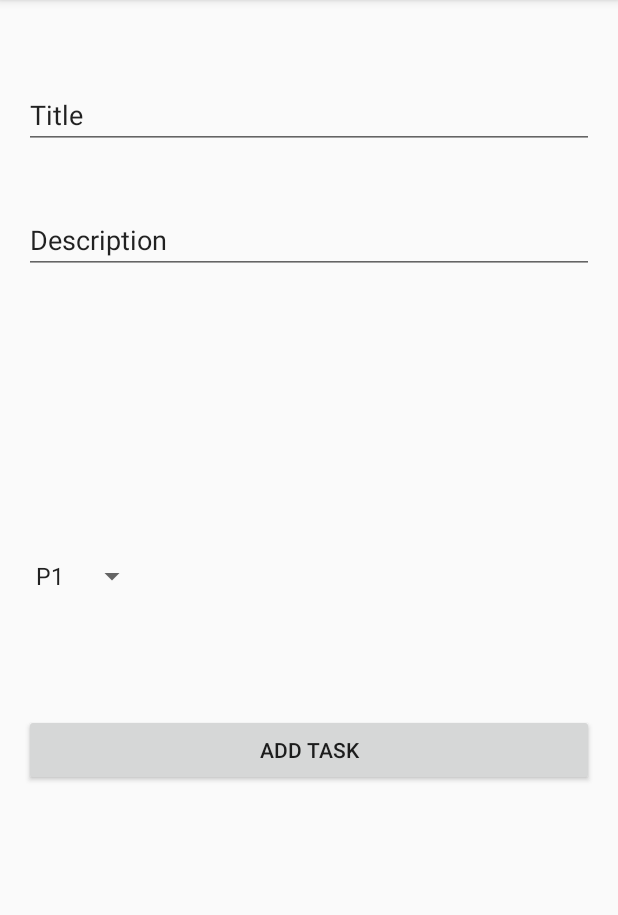
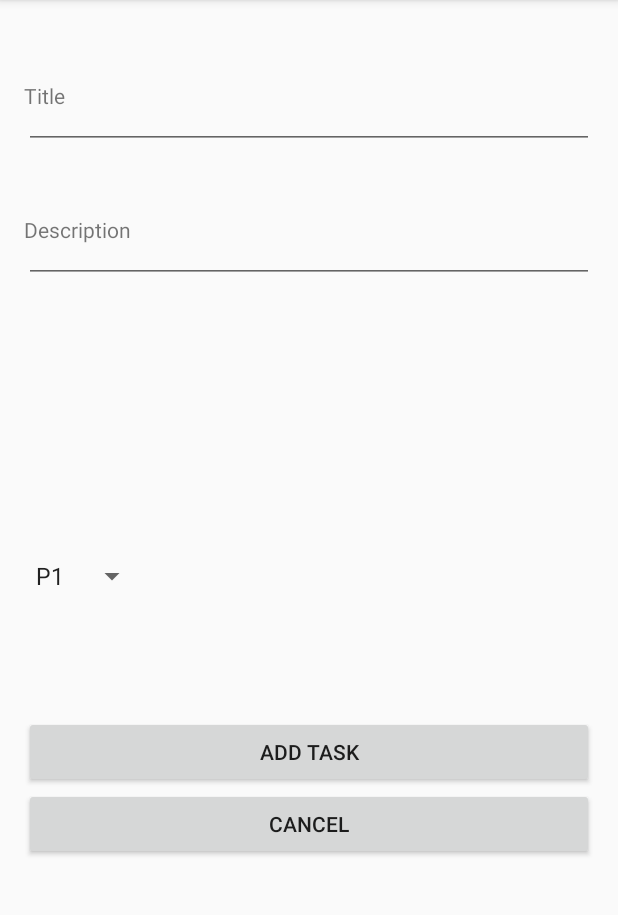
Before and after one commit to antonybritto/Todo-APP, an Android app: the screen it shows after launch (MainActivity), after a tap on "ADD TASK", on a phone screen of 412 x 824 dp, the part 84-999 px from its top. Run offline under Robolectric (Android 15) with nearby library versions, the phone set to English and light mode, and no system bars.

Commit message:
Adding basic task addition feature

```diff
--- a/app/src/main/java/com/flipkart/todo/AddFragment.java
+++ b/app/src/main/java/com/flipkart/todo/AddFragment.java
@@ -3,16 +3,26 @@ package com.flipkart.todo;
 
 import android.os.Bundle;
 import android.support.v4.app.Fragment;
+import android.support.v4.app.FragmentManager;
 import android.view.LayoutInflater;
 import android.view.View;
 import android.view.ViewGroup;
+import android.widget.Button;
+import android.widget.EditText;
+import android.widget.Spinner;
 
 
 /**
  * A simple {@link Fragment} subclass.
  */
 public class AddFragment extends Fragment {
+    EditText title = null;
+    EditText notes = null;
+    Spinner priority = null;
+    Button addBtn;
+    Button cancelBtn;
 
+    AddTaskDelegate delegate;
 
     public AddFragment() {
         // Required empty public constructor
@@ -24,7 +34,36 @@ public class AddFragment extends Fragment {
                              Bundle savedInstanceState) {
         // Inflate the layout for this fragment
         View fragmentview = inflater.inflate(R.layout.fragment_add, container, false);
+        addBtn = (Button) fragmentview.findViewById(R.id.add);
+        cancelBtn = (Button) fragmentview.findViewById(R.id.cancel);
+        title = (EditText) fragmentview.findViewById(R.id.title);
+        notes = (EditText) fragmentview.findViewById(R.id.notes);
+        priority = (Spinner) fragmentview.findViewById(R.id.priority);
+        addBtn.setOnClickListener(new View.OnClickListener(){
+            @Override
+            public void onClick(View v) {
+                String taskTitle = title.getText().toString();
+                String taskNotes = notes.getText().toString();
+                Task c = new Task();
+                c.title = taskTitle;
+                c.notes = taskNotes;
+                c.priority = priority.getSelectedItem().toString();
 
+                if(delegate != null) {
+                    delegate.addTask(c);
+                }
+
+                FragmentManager manager = getFragmentManager();
+                manager.popBackStack();
+            }
+        });
+        cancelBtn.setOnClickListener(new View.OnClickListener(){
+            @Override
+            public void onClick(View v) {
+                FragmentManager manager = getFragmentManager();
+                manager.popBackStack();
+            }
+        });
         return fragmentview;
     }
 
--- /dev/null
+++ b/app/src/main/java/com/flipkart/todo/AddTaskDelegate.java
@@ -0,0 +1,9 @@
+package com.flipkart.todo;
+
+/**
+ * Created by antony.britto on 28/11/15.
+ */
+public interface AddTaskDelegate
+{
+    void addTask(Task task);
+}
--- a/app/src/main/java/com/flipkart/todo/ListFragment.java
+++ b/app/src/main/java/com/flipkart/todo/ListFragment.java
@@ -3,29 +3,47 @@ package com.flipkart.todo;
 
 import android.os.Bundle;
 import android.support.v4.app.Fragment;
+import android.view.ContextMenu;
 import android.view.LayoutInflater;
+import android.view.MenuInflater;
+import android.view.MenuItem;
 import android.view.View;
 import android.view.ViewGroup;
+import android.widget.AdapterView;
 import android.widget.Button;
+import android.widget.ListView;
+
+import java.util.ArrayList;
 
 
 /**
  * A simple {@link Fragment} subclass.
  */
-public class ListFragment extends Fragment {
+public class ListFragment extends Fragment implements AddTaskDelegate {
     Button button = null;
+    ListView taskList;
+    TaskAdapter adapter;
+    ArrayList<Task> tasks = new ArrayList<Task>();
 
     public ListFragment() {
-        // Required empty public constructor
+
     }
 
+    public void addTask(Task c){
+        tasks.add(c);
+    }
 
     @Override
     public View onCreateView(LayoutInflater inflater, ViewGroup container,
                              Bundle savedInstanceState) {
         // Inflate the layout for this fragment
-        View fragmentview =  inflater.inflate(R.layout.fragment_list, container, false);
-        button = (Button) fragmentview.findViewById(R.id.button);
+        View fragmentView =  inflater.inflate(R.layout.fragment_list, container, false);
+        taskList = (ListView) fragmentView.findViewById(R.id.listView);
+        adapter = new TaskAdapter(getContext(), tasks);
+        taskList.setAdapter(adapter);
+        registerForContextMenu(taskList);
+
+        button = (Button) fragmentView.findViewById(R.id.button);
         button.setOnClickListener(new View.OnClickListener(){
             @Override
             public void onClick(View v) {
@@ -33,8 +51,34 @@ public class ListFragment extends Fragment {
                 main.switchToAddFragment();
             }
         });
-        return fragmentview;
+
+
+        return fragmentView;
     }
 
+    @Override
+    public void onCreateContextMenu(ContextMenu menu, View v, ContextMenu.ContextMenuInfo menuInfo) {
+        MenuInflater inflater = getActivity().getMenuInflater();
+        inflater.inflate(R.menu.context, menu);
+    }
+
+    @Override
+    public boolean onContextItemSelected(MenuItem item) {
+        if(item.getItemId() == R.id.taskDeleteMenu){
+            AdapterView.AdapterContextMenuInfo contextMenuInfo = (AdapterView.AdapterContextMenuInfo) item.getMenuInfo();
+            int selectedPos = contextMenuInfo.position;
+            tasks.remove(selectedPos);
+            adapter.notifyDataSetChanged();
+        }
+        if(item.getItemId() == R.id.taskEditMenu){
+            AdapterView.AdapterContextMenuInfo contextMenuInfo = (AdapterView.AdapterContextMenuInfo) item.getMenuInfo();
+            int selectedPos = contextMenuInfo.position;
+            MainActivity main = (MainActivity) getActivity();
+            main.switchToAddFragment();
+            //tasks.remove(selectedPos);
+            //adapter.notifyDataSetChanged();
+        }
+        return super.onContextItemSelected(item);
+    }
 
 }
--- a/app/src/main/java/com/flipkart/todo/MainActivity.java
+++ b/app/src/main/java/com/flipkart/todo/MainActivity.java
@@ -7,6 +7,10 @@ import android.os.Bundle;
 import android.util.Log;
 
 public class MainActivity extends AppCompatActivity {
+
+    public void addTask(){
+
+    }
 
     @Override
     protected void onCreate(Bundle savedInstanceState) {
@@ -37,7 +41,7 @@ public class MainActivity extends AppCompatActivity {
             Log.i("test", "switch");
             FragmentTransaction trans = manager.beginTransaction();
             AddFragment addFrag = new AddFragment();
-            //addFrag.delegate = frag;
+            addFrag.delegate = frag;
             //trans.setCustomAnimations(R.anim.fade_in, R.anim.fade_out, R.anim.fade_in, R.anim.fade_out);
             trans.remove(frag);
             trans.add(R.id.mainLayout, addFrag, "AF");
--- /dev/null
+++ b/app/src/main/java/com/flipkart/todo/TaskAdapter.java
@@ -0,0 +1,101 @@
+package com.flipkart.todo;
+
+import android.content.Context;
+import android.view.LayoutInflater;
+import android.view.View;
+import android.view.ViewGroup;
+import android.widget.BaseAdapter;
+import android.widget.TextView;
+import java.util.ArrayList;
+
+/**
+ * Created by antony.britto on 11/12/15.
+ */
+public class TaskAdapter extends BaseAdapter {
+    Context context;
+    ArrayList<Task> tasks;
+
+    //LruCache<String, Bitmap> cache;
+
+    public TaskAdapter(Context context, ArrayList<Task> countries) {
+        this.context = context;
+        this.tasks = countries;
+        /*final int maxMemory = (int) (Runtime.getRuntime().maxMemory() / 1024);
+        cache = new LruCache<String, Bitmap>(maxMemory/8){
+            @Override
+            protected int sizeOf(String key, Bitmap value) {
+                return value.getByteCount()/1024;
+            }
+        };*/
+    }
+
+    static class ViewHolder {
+        TextView taskPriority;
+        TextView title;
+        TextView dueDate;
+    }
+
+    @Override
+    public View getView(int position, View convertView, ViewGroup parent) {
+        View mainView = null;
+        if(convertView == null) {
+            //Log.i("CounterAdapter", "getView(" + position + ")");
+            LayoutInflater inflater = (LayoutInflater) context.getSystemService(Context.LAYOUT_INFLATER_SERVICE);
+            mainView = inflater.inflate(R.layout.task, null);
+
+            ViewHolder vh = new ViewHolder();
+            vh.taskPriority = (TextView)mainView.findViewById(R.id.priority);
+            vh.title = (TextView)mainView.findViewById(R.id.title);
+            vh.dueDate = (TextView)mainView.findViewById(R.id.duedate);
+
+            mainView.setTag(vh);
+        } else {
+            mainView = convertView;
+        }
+        Task task = tasks.get(position);
+
+
+        ViewHolder vh = (ViewHolder)mainView.getTag();
+
+        vh.taskPriority.setText(task.priority);
+        vh.title.setText(task.title);
+        vh.dueDate.setText(task.dueDate);
+
+        /*String flagPath = "flags-32/" + country.title + ".png";
+
+        Bitmap image = cache.get(flagPath);
+        if(image == null) {
+            AssetManager manager = context.getAssets();
+            try {
+                InputStream instr = manager.open(flagPath);
+                Bitmap img = BitmapFactory.decodeStream(instr);
+                if(img != null) {
+                    cache.put(flagPath, img);
+                    vh.countryIV.setImageBitmap(img);
+                }
+            } catch (IOException e) {
+                vh.countryIV.setImageResource(R.drawable.android_logo);
+                e.printStackTrace();
+            }
+        } else {
+            vh.countryIV.setImageBitmap(image);
+        }*/
+
+        return mainView;
+    }
+
+    @Override
+    public long getItemId(int position) {
+        return position;
+    }
+
+    @Override
+    public Object getItem(int position) {
+        return tasks.get(position);
+    }
+
+    @Override
+    public int getCount() {
+        return tasks.size();
+    }
+}
--- a/app/src/main/res/layout/fragment_add.xml
+++ b/app/src/main/res/layout/fragment_add.xml
@@ -6,49 +6,82 @@
     <EditText
         android:layout_width="wrap_content"
         android:layout_height="wrap_content"
-        android:id="@+id/editText"
+        android:id="@+id/title"
         android:layout_alignParentTop="true"
         android:layout_alignParentLeft="true"
         android:layout_alignParentStart="true"
         android:layout_marginTop="38dp"
         android:layout_alignParentRight="true"
         android:layout_alignParentEnd="true"
-        android:text="Title" />
+        android:text="" />
 
     <Spinner
         android:layout_width="wrap_content"
         android:layout_height="wrap_content"
-        android:id="@+id/spinner"
+        android:id="@+id/priority"
         android:entries="@array/priority"
+        android:spinnerMode="dropdown"
         android:layout_centerVertical="true"
         android:layout_alignParentLeft="true"
-        android:layout_alignParentStart="true"
-        android:spinnerMode="dropdown" />
+        android:layout_alignParentStart="true" />
 
     <Button
         android:layout_width="wrap_content"
         android:layout_height="wrap_content"
         android:text="ADD TASK"
-        android:id="@+id/button2"
-        android:layout_marginTop="80dp"
-        android:layout_below="@+id/spinner"
+        android:id="@+id/add"
+        android:layout_marginTop="81dp"
+        android:layout_below="@+id/priority"
+        android:layout_alignParentRight="true"
+        android:layout_alignParentEnd="true"
+        android:layout_alignParentLeft="true"
+        android:layout_alignParentStart="true" />
+
+
+    <Button
+        style="?android:attr/buttonStyleSmall"
+        android:layout_width="wrap_content"
+        android:layout_height="wrap_content"
+        android:text="Cancel"
+        android:id="@+id/cancel"
+        android:layout_below="@+id/add"
         android:layout_alignParentLeft="true"
         android:layout_alignParentStart="true"
         android:layout_alignParentRight="true"
         android:layout_alignParentEnd="true" />
 
+    <TextView
+        android:layout_width="wrap_content"
+        android:layout_height="wrap_content"
+        android:textAppearance="?android:attr/textAppearanceSmall"
+        android:text="Title"
+        android:id="@+id/textView"
+        android:layout_alignTop="@+id/title"
+        android:layout_alignParentLeft="true"
+        android:layout_alignParentStart="true" />
+
     <EditText
         android:layout_width="wrap_content"
         android:layout_height="wrap_content"
-        android:inputType="textMultiLine"
-        android:ems="10"
-        android:id="@+id/editText2"
-        android:layout_below="@+id/editText"
+        android:id="@+id/notes"
+        android:layout_below="@+id/title"
         android:layout_alignParentLeft="true"
         android:layout_alignParentStart="true"
-        android:layout_marginTop="38dp"
+        android:layout_marginTop="44dp"
         android:layout_alignParentRight="true"
         android:layout_alignParentEnd="true"
-        android:text="Description" />
+        />
+
+    <TextView
+        android:layout_width="wrap_content"
+        android:layout_height="wrap_content"
+        android:textAppearance="?android:attr/textAppearanceSmall"
+        android:text="Description"
+        android:id="@+id/textView2"
+        android:layout_alignTop="@+id/notes"
+        android:layout_alignParentLeft="true"
+        android:layout_alignParentStart="true"
+        android:layout_alignParentRight="true"
+        android:layout_alignParentEnd="true" />
 
 </RelativeLayout>
--- /dev/null
+++ b/app/src/main/res/menu/context.xml
@@ -0,0 +1,7 @@
+<?xml version="1.0" encoding="utf-8"?>
+<menu xmlns:android="http://schemas.android.com/apk/res/android">
+    <item android:id="@+id/taskEditMenu"
+        android:title="@string/edit_country_menu_text" />
+    <item android:id="@+id/taskDeleteMenu"
+        android:title="@string/delete_country_menu_text" />
+</menu>
--- a/app/src/main/res/values/strings.xml
+++ b/app/src/main/res/values/strings.xml
@@ -3,6 +3,8 @@
 
 <!-- TODO: Remove or change this placeholder text -->
     <string name="hello_blank_fragment">Hello blank fragment</string>
+    <string name="delete_country_menu_text">Delete Task</string>
+    <string name="edit_country_menu_text">Edit Task</string>
     <array name="priority">
         <item>P1</item>
         <item>P2</item>
```
Also changed, not shown: app/src/main/java/com/flipkart/todo/DBHelper.java (added, +26 -0 lines), app/src/main/java/com/flipkart/todo/Task.java (added, +55 -0 lines), app/src/main/java/com/flipkart/todo/TaskStatus.java (added, +8 -0 lines), app/src/main/res/layout/fragment_list.xml (+4 -7 lines), app/src/main/res/layout/task.xml (added, +24 -0 lines).
